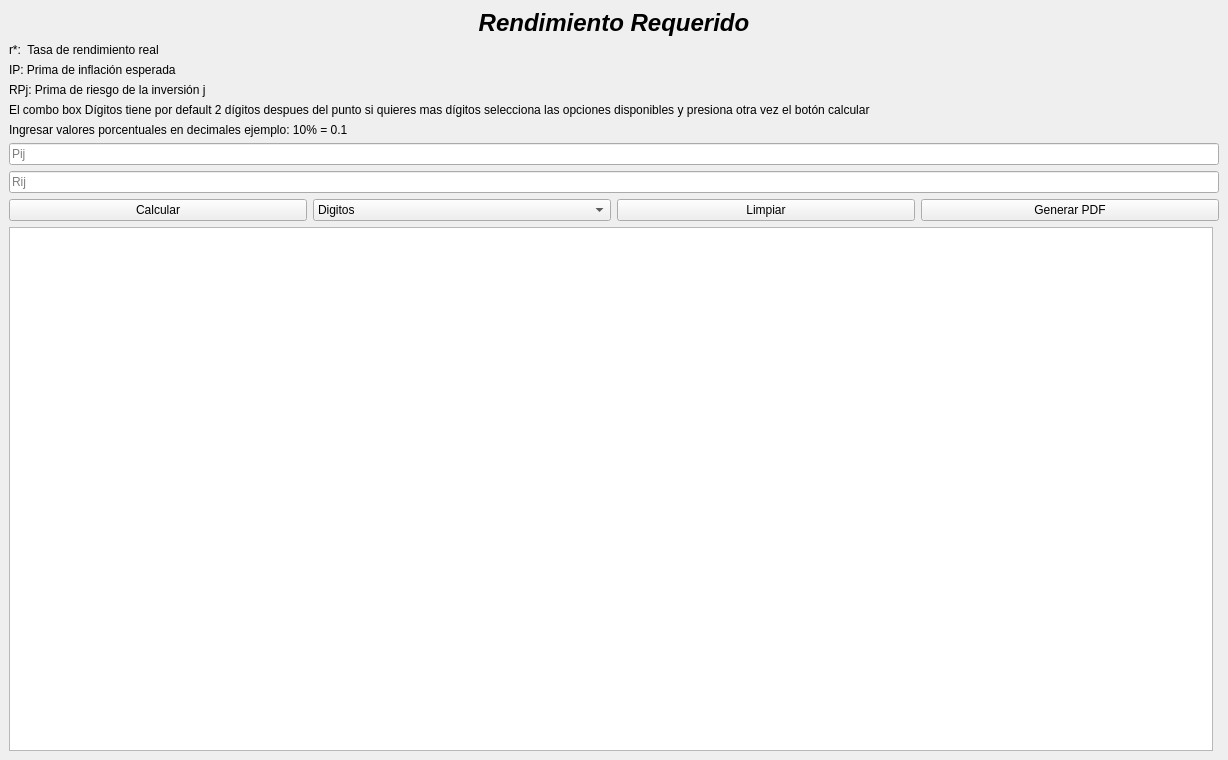
Above: view/ui/rendimientoRequerido.ui from luisAlcides/finanzas2 before the change. Below: the same form after it.
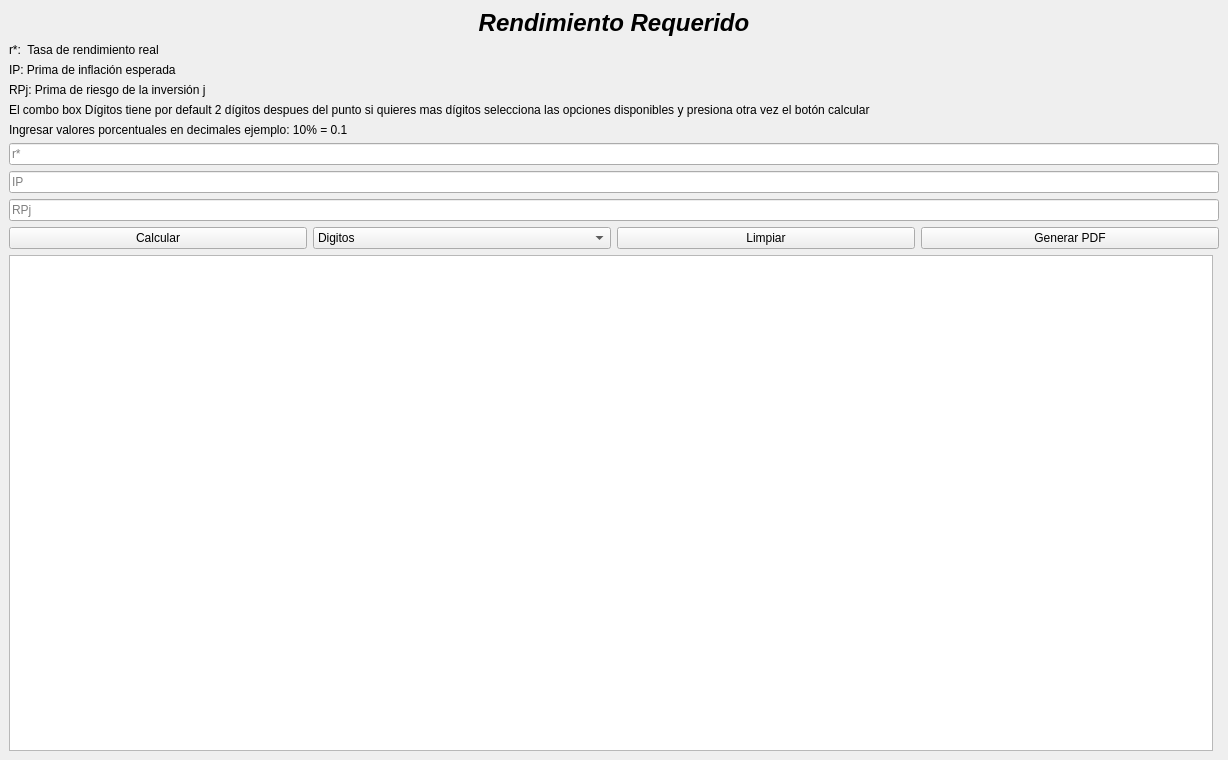
That is the form after the change.

Diff of the .ui file:
```diff
--- a/view/ui/rendimientoRequerido.ui
+++ b/view/ui/rendimientoRequerido.ui
@@ -89,7 +89,7 @@
     <item>
      <widget class="QLineEdit" name="txt_pij">
       <property name="placeholderText">
-       <string>Pij</string>
+       <string>r*</string>
       </property>
      </widget>
     </item>
@@ -97,7 +97,15 @@
     <item>
      <widget class="QLineEdit" name="txt_rij">
       <property name="placeholderText">
-       <string>Rij</string>
+       <string>IP</string>
+      </property>
+     </widget>
+    </item>
+
+     <item>
+     <widget class="QLineEdit" name="txt_rpj">
+      <property name="placeholderText">
+       <string>RPj</string>
       </property>
      </widget>
     </item>
```
Left out of the diff: 4 changed lines with no effect on the pictures.
